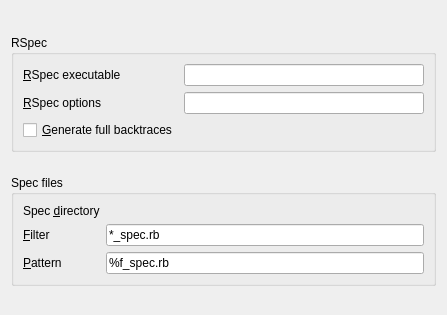
Above: plugins/rspec/ui/rspec_project_widget.ui from stcrocco/ruber before the change. Below: the same form after it.
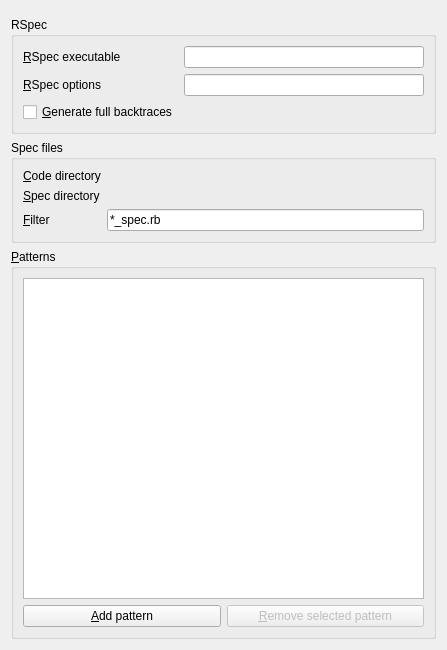
That is the form after the change. Custom widgets are drawn as their Qt base class.

Commit message:
Several changes to RSpec plugin
* Improved the interface for choosing multiple patterns
* Added a project extension
* When choosing the Run Specs for Current File action when the current
  file is a code file, all file specs associated with the document are
	run, not just the first as it was before
* When the Run Current Spec ation is chosen, if the current file is a
  code file, run the spec at the cursor position in the most recently
	activated editor for a spec associated with the current document

The edit to the form file:
```diff
--- a/plugins/rspec/ui/rspec_project_widget.ui
+++ b/plugins/rspec/ui/rspec_project_widget.ui
@@ -7,27 +7,17 @@
     <x>0</x>
     <y>0</y>
     <width>447</width>
-    <height>315</height>
+    <height>650</height>
    </rect>
   </property>
   <property name="windowTitle">
    <string>Form</string>
   </property>
-  <layout class="QGridLayout" name="gridLayout_3">
-   <item row="0" column="0">
-    <spacer name="verticalSpacer">
-     <property name="orientation">
-      <enum>Qt::Vertical</enum>
-     </property>
-     <property name="sizeHint" stdset="0">
-      <size>
-       <width>20</width>
-       <height>10</height>
-      </size>
-     </property>
-    </spacer>
+  <layout class="QVBoxLayout" name="verticalLayout_2">
+   <item>
+    <widget class="RubyOptionsWidget" name="_rspec__ruby_options" native="true"/>
    </item>
-   <item row="2" column="0" colspan="2">
+   <item>
     <widget class="QGroupBox" name="groupBox_2">
      <property name="title">
       <string>RSpec</string>
@@ -73,39 +63,26 @@
      </layout>
     </widget>
    </item>
-   <item row="3" column="1">
-    <spacer name="verticalSpacer_3">
-     <property name="orientation">
-      <enum>Qt::Vertical</enum>
-     </property>
-     <property name="sizeHint" stdset="0">
-      <size>
-       <width>20</width>
-       <height>0</height>
-      </size>
-     </property>
-    </spacer>
-   </item>
-   <item row="4" column="0" colspan="2">
+   <item>
     <widget class="QGroupBox" name="groupBox">
      <property name="title">
       <string>Spec files</string>
      </property>
      <layout class="QGridLayout" name="gridLayout">
-      <item row="0" column="0">
+      <item row="1" column="0">
        <widget class="QLabel" name="label">
         <property name="text">
-         <string>Spec &amp;directory</string>
+         <string>&amp;Spec directory</string>
         </property>
         <property name="buddy">
          <cstring>_rspec__spec_directory</cstring>
         </property>
        </widget>
       </item>
-      <item row="0" column="1">
+      <item row="1" column="1">
        <widget class="KUrlRequester" name="_rspec__spec_directory"/>
       </item>
-      <item row="1" column="0">
+      <item row="2" column="0">
        <widget class="QLabel" name="label_2">
         <property name="text">
          <string>&amp;Filter</string>
@@ -115,65 +92,93 @@
         </property>
        </widget>
       </item>
-      <item row="1" column="1">
+      <item row="2" column="1">
        <widget class="KLineEdit" name="_rspec__spec_files">
         <property name="text">
          <string>*_spec.rb</string>
         </property>
        </widget>
       </item>
-      <item row="2" column="0">
+      <item row="0" column="1">
+       <widget class="KUrlRequester" name="_rspec__code_directory"/>
+      </item>
+      <item row="0" column="0">
        <widget class="QLabel" name="label_3">
         <property name="text">
-         <string>&amp;Pattern</string>
+         <string>&amp;Code directory</string>
         </property>
         <property name="buddy">
-         <cstring>_rspec__spec_pattern</cstring>
+         <cstring>_rspec__code_directory</cstring>
         </property>
        </widget>
       </item>
-      <item row="2" column="1">
-       <widget class="KLineEdit" name="_rspec__spec_pattern">
-        <property name="text">
-         <string>%f_spec.rb</string>
+     </layout>
+    </widget>
+   </item>
+   <item>
+    <widget class="QGroupBox" name="groupBox_3">
+     <property name="title">
+      <string>&amp;Patterns</string>
+     </property>
+     <layout class="QGridLayout" name="gridLayout_3">
+      <item row="0" column="0" colspan="2">
+       <widget class="QTreeView" name="_rspec__patterns">
+        <property name="rootIsDecorated">
+         <bool>false</bool>
+        </property>
+        <property name="uniformRowHeights">
+         <bool>true</bool>
+        </property>
+        <property name="itemsExpandable">
+         <bool>false</bool>
+        </property>
+        <property name="allColumnsShowFocus">
+         <bool>true</bool>
+        </property>
+        <property name="expandsOnDoubleClick">
+         <bool>false</bool>
         </property>
         <property name="access" stdset="0">
-         <string>$pattern</string>
+         <string>$patterns</string>
+        </property>
+        <property name="signal" stdset="0">
+         <string>activated</string>
+        </property>
+       </widget>
+      </item>
+      <item row="1" column="0">
+       <widget class="QPushButton" name="add_pattern">
+        <property name="text">
+         <string>&amp;Add pattern</string>
+        </property>
+       </widget>
+      </item>
+      <item row="1" column="1">
+       <widget class="QPushButton" name="remove_pattern">
+        <property name="enabled">
+         <bool>false</bool>
+        </property>
+        <property name="text">
+         <string>&amp;Remove selected pattern</string>
         </property>
        </widget>
       </item>
      </layout>
     </widget>
    </item>
-   <item row="5" column="0" colspan="2">
-    <spacer name="verticalSpacer_2">
-     <property name="orientation">
-      <enum>Qt::Vertical</enum>
-     </property>
-     <property name="sizeHint" stdset="0">
-      <size>
-       <width>20</width>
-       <height>0</height>
-      </size>
-     </property>
-    </spacer>
-   </item>
-   <item row="1" column="0">
-    <widget class="RubyOptionsWidget" name="_rspec__ruby_options" native="true"/>
-   </item>
   </layout>
  </widget>
  <customwidgets>
-  <customwidget>
-   <class>KUrlRequester</class>
-   <extends>QFrame</extends>
-   <header>kurlrequester.h</header>
-  </customwidget>
   <customwidget>
    <class>KLineEdit</class>
    <extends>QLineEdit</extends>
    <header>klineedit.h</header>
   </customwidget>
+  <customwidget>
+   <class>KUrlRequester</class>
+   <extends>QFrame</extends>
+   <header>kurlrequester.h</header>
+  </customwidget>
   <customwidget>
    <class>RubyOptionsWidget</class>
    <extends>QWidget</extends>
```
Left out of the diff: 1 changed line with no effect on the pictures. The commit also changes 2 other files.
